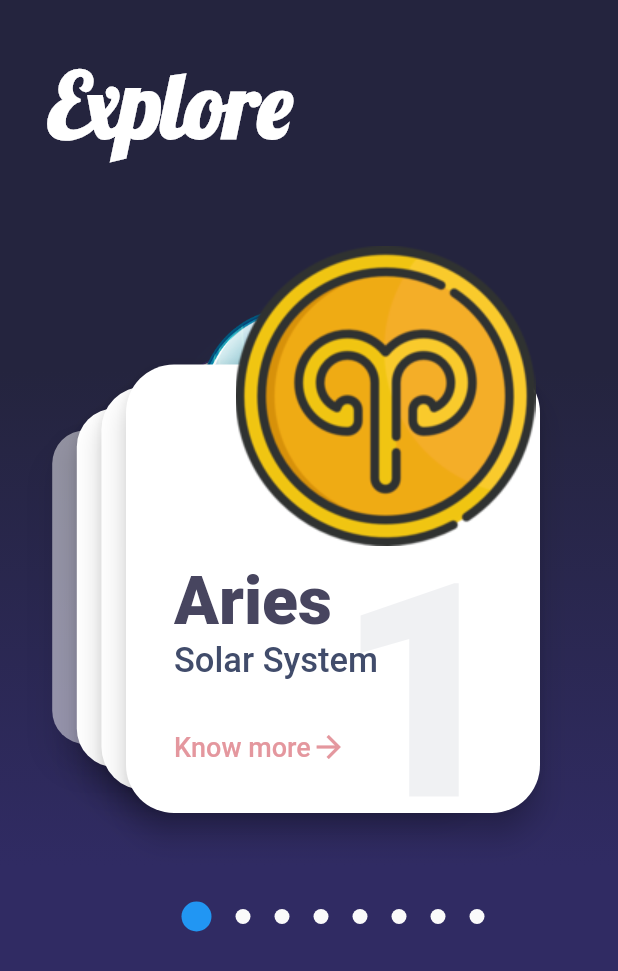
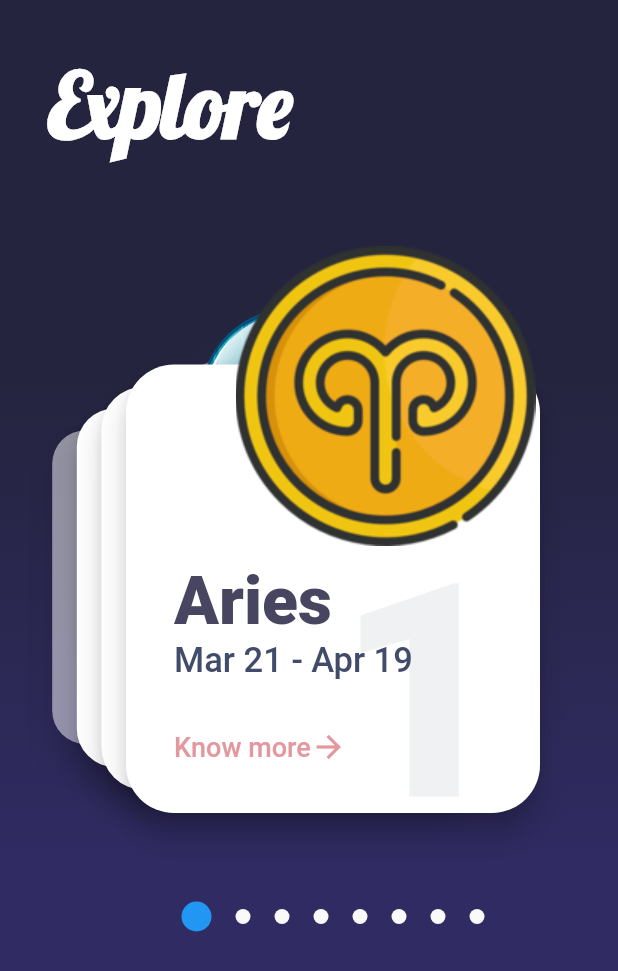
Before and after one commit to akhil-here/Horoscope-App, a Flutter app: the screen it shows after launch, on a phone screen of 412 x 824 dp. Shown: the top 971 px of the screen. Run offline on Flutter 3.47's test engine with Material 2 defaults, Android fonts, the phone set to English and light mode, and no system bars; our stand-ins replace animated_splash_screen, flutter_swiper, page_transition; Roboto replaces fonts that are missing (Avenir); project files that could hold a hidden picture were left out.

Commit message:
taurus done

```diff
--- a/lib/HomePage.dart
+++ b/lib/HomePage.dart
@@ -95,7 +95,7 @@ class _HomePageState extends State<HomePage> {
                                         textAlign: TextAlign.left,
                                       ),
                                       Text(
-                                        'Solar System',
+                                        signs[index].date,
                                         style: TextStyle(
                                           fontFamily: 'Avenir',
                                           fontSize: 23,
--- a/lib/data.dart
+++ b/lib/data.dart
@@ -16,16 +16,16 @@ List<SignInfo> signs = [
   SignInfo(1,
       name: 'Aries',
       iconImage: 'assets/images/aries.png',
-      date: "MARCH 21 - APRIL 19",
+      date: "Mar 21 - Apr 19",
       description:
           "Element: \tFire\nQuality: \tCardinal\nColor: \tRed\nDay: \tTuesday\nRuler: \tMars\nGreatest Overall Compatibility: \tLibra, Leo\nLucky Numbers: \t1, 8, 17.\n\nStrengths: \tCourageous, determined, confident, enthusiastic, optimistic, honest, passionate\n\nWeaknesses: \tImpatient, moody, short-tempered, impulsive, aggressive\n\nAries likes: \tComfortable clothes, taking on leadership roles, physical challenges, individual sports\n\nAries dislikes: \tInactivity, delays, work that does not use one's talents"),
   SignInfo(
     2,
     name: 'Taurus',
     iconImage: 'assets/images/taurus.png',
-    date: "APRIL 20 - MAY 20",
+    date: "Apr 20 - May 20",
     description:
-        "The second Sign from the sun, Venus is Earth's twin in size. Radar images beneath its atmosphere reveal that its surface has various mountains and volcanoes. But beyond that, the two Signs couldn't be more different. Because of its thick, toxic atmosphere that's made of sulfuric acid clouds, Venus is an extreme example of the greenhouse effect. It's scorching-hot, even hotter than Mercury. The average temperature on Venus' surface is 900 F (465 C). At 92 bar, the pressure at the surface would crush and kill you. And oddly, Venus spins slowly from east to west, the opposite direction of most of the other Signs.",
+        "Element: \tEarth\nQuality: \tFixed\nColor: \tGreen, Pink\nDay: \tFriday, Monday\nRuler: \tVenus\nGreatest Overall Compatibility: \tScorpio, Cancer\nLucky Numbers: \t2, 6, 9, 12, 24.\n\nStrengths: \tReliable, patient, practical, devoted, responsible, stable\n\nWeaknesses: \tStubborn, possessive, uncompromising\n\nTaurus likes: \tGardening, cooking, music, romance, high quality clothes, working with hands\n\nTaurus dislikes: \tSudden changes, complications, insecurity of any kind, synthetic fabrics",
   ),
   SignInfo(
     3,
```
Also changed, not shown: assets/images/aries-sign.jpg (deleted), assets/images/drop_down_icon.png (deleted), assets/images/loading4.gif (deleted), assets/images/logo.PNG (deleted), assets/images/logo1.png (deleted), assets/images/menu_icon.png (deleted), assets/images/profile_icon.png (deleted), assets/images/search_icon.png (deleted), assets/images/taurus.png.
